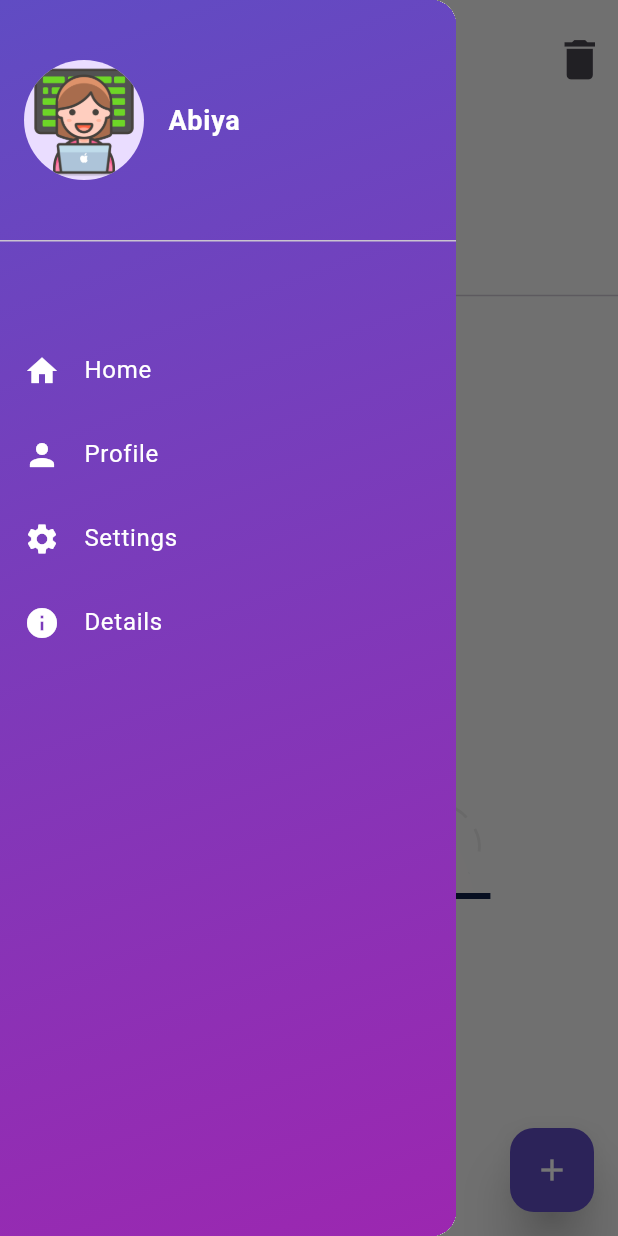
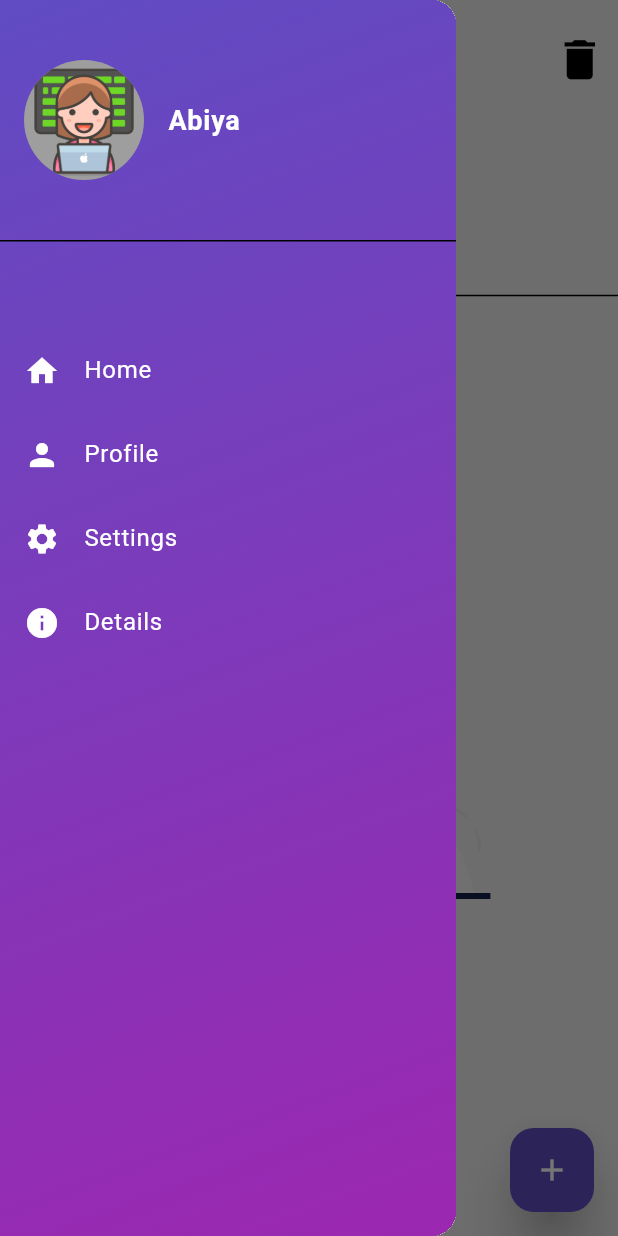
Before and after one commit to AbiyaLS/todo, a Flutter app: the screen it shows after launch, with the side drawer open, on a phone screen of 412 x 824 dp. Run offline on Flutter 3.47's test engine with Material 3 defaults, Android fonts, the phone set to English and light mode, and no system bars; our stand-ins replace hive_flutter, lottie; accounts and stored records are empty.

Commit message:
add light and dark theme

```diff
--- a/lib/main.dart
+++ b/lib/main.dart
@@ -1,7 +1,10 @@
 import 'package:flutter/material.dart';
 import 'package:hive_flutter/hive_flutter.dart';
+import 'package:provider/provider.dart';
 import 'package:todo/pages/add_todotile.dart';
 import 'package:todo/pages/todo_page.dart';
+import 'package:todo/themes/theme.dart';
+import 'package:todo/themes/theme_provider.dart';
 
 void main() async{
 
@@ -18,13 +21,16 @@ class MyApp extends StatelessWidget {
   // This widget is the root of your application.
   @override
   Widget build(BuildContext context) {
-    return MaterialApp(
-      debugShowCheckedModeBanner: false,
-       theme: ThemeData(
-         scaffoldBackgroundColor: Colors.grey.shade100,
-         appBarTheme: AppBarTheme(color: Colors.grey.shade100)
-       ),
-      home:todoPage(),
+    return MultiProvider(
+      providers: [
+      ChangeNotifierProvider(create: (context)=>ThemeProvider())
+      ],
+      child: MaterialApp(
+        debugShowCheckedModeBanner: false,
+        theme: lightMode,
+        darkTheme: darkMode,
+        home:todoPage(),
+      ),
     );
   }
 }
--- a/lib/pages/add_todotile.dart
+++ b/lib/pages/add_todotile.dart
@@ -14,7 +14,9 @@ class newTodotile extends StatelessWidget {
   @override
   Widget build(BuildContext context) {
     return Scaffold(
+      backgroundColor: Theme.of(context).colorScheme.background,
       appBar: AppBar(
+        backgroundColor: Theme.of(context).colorScheme.background,
         leading: IconButton(
             onPressed: () {
               Navigator.pop(context);
--- a/lib/pages/todo_page.dart
+++ b/lib/pages/todo_page.dart
@@ -34,7 +34,7 @@ class _todoPageState extends State<todoPage> {
 
   // Method to get count of completed tasks
   int getCompletedTaskCount() {
-    return db.todoList.where((task) => task[4] == true).toList().length;
+    return db.todoList.where((task) => task[4] == true).length;
   }
 
   // Method to get total task count
@@ -69,8 +69,9 @@ class _todoPageState extends State<todoPage> {
   @override
   Widget build(BuildContext context) {
     return Scaffold(
+      backgroundColor: Theme.of(context).colorScheme.background,
       appBar: AppBar(
-        backgroundColor: Colors.grey.shade100,
+        backgroundColor: Theme.of(context).colorScheme.background,
         toolbarHeight: 80.0,
         leading: Builder(builder: (context) {
           return IconButton(
--- /dev/null
+++ b/lib/themes/theme.dart
@@ -0,0 +1,17 @@
+import 'package:flutter/material.dart';
+
+ThemeData lightMode= ThemeData(
+  brightness: Brightness.light,
+  colorScheme: ColorScheme.light(
+    background: Colors.grey[200],
+    primary: Colors.grey
+  )
+);
+
+ThemeData darkMode=ThemeData(
+  brightness: Brightness.dark,
+  colorScheme: ColorScheme.dark(
+    background: Colors.black,
+        primary: Colors.white24,
+  )
+);
--- /dev/null
+++ b/lib/themes/theme_provider.dart
@@ -0,0 +1,20 @@
+import 'package:flutter/material.dart';
+import 'package:todo/themes/theme.dart';
+
+class ThemeProvider extends ChangeNotifier{
+  ThemeData _themeData = lightMode;
+  ThemeData get themeData => _themeData;
+  set themeData(ThemeData themeData){
+    _themeData=themeData;
+    notifyListeners();
+  }
+  void toggleTheme(){
+    if(_themeData == lightMode){
+      themeData= darkMode;
+    }
+    else{
+      themeData=lightMode;
+    }
+  }
+
+}
--- a/pubspec.yaml
+++ b/pubspec.yaml
@@ -39,6 +39,7 @@ dependencies:
   hive: ^2.2.3
   hive_generator: ^2.0.1
   lottie: ^3.1.3
+  provider:
 
 dev_dependencies:
   flutter_test:
```
Also changed, not shown: pubspec.lock.
